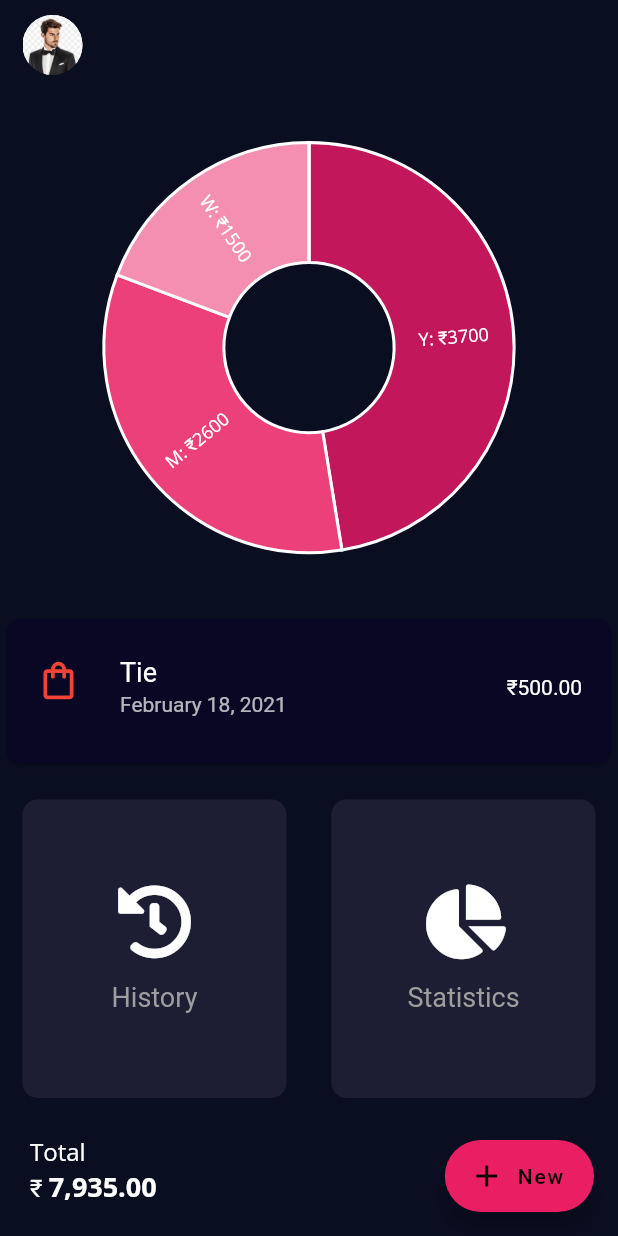
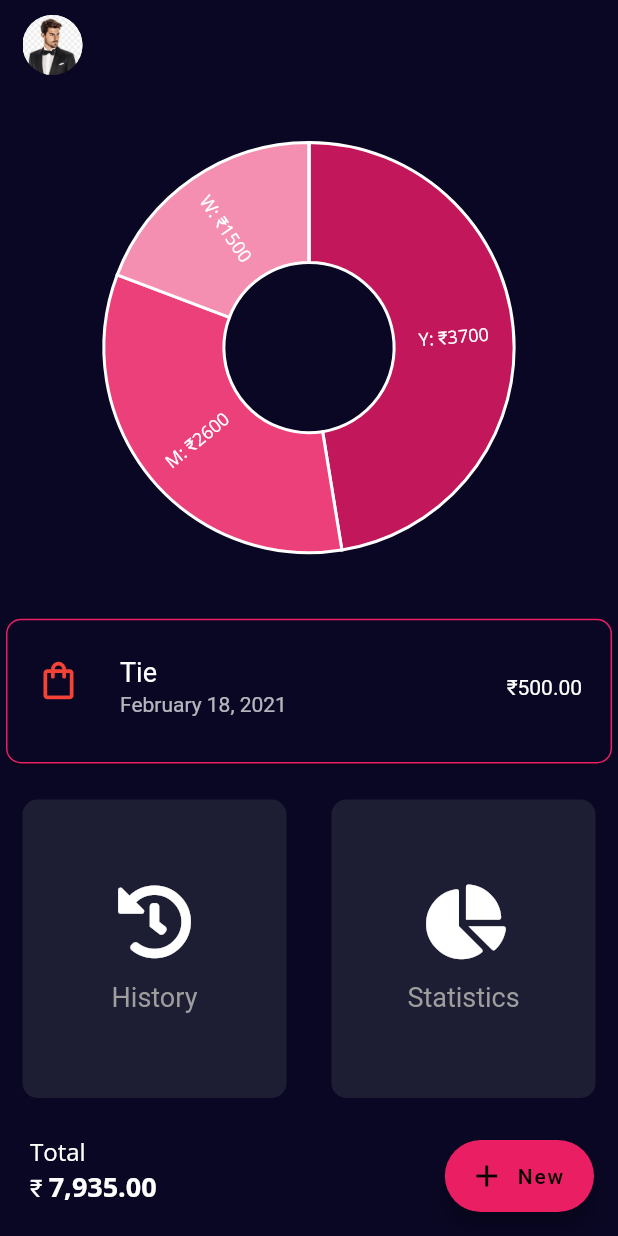
Before and after one commit to be-krishna/expensive, a Flutter app: the screen it shows after launch, on a phone screen of 412 x 824 dp. Run offline on Flutter 3.47's test engine with Material 2 defaults, Android fonts, the phone set to English and light mode, and no system bars; our stand-ins replace charts_flutter, font_awesome_flutter.

Commit message:
modified ui (touchup)

```diff
--- a/lib/main.dart
+++ b/lib/main.dart
@@ -17,7 +17,7 @@ class MyApp extends StatelessWidget {
         theme: ThemeData.dark().copyWith(
           primaryColor: Color(0xff0a0e21),
           accentColor: Colors.pink,
-          scaffoldBackgroundColor: Color(0xff0a0e21),
+          scaffoldBackgroundColor: Color(0xff090723),
         ),
       ),
     );
--- a/lib/widgets/list_item.dart
+++ b/lib/widgets/list_item.dart
@@ -69,7 +69,10 @@ class ListItem extends StatelessWidget {
     return Padding(
       padding: const EdgeInsets.symmetric(vertical: 5.0),
       child: Card(
-        shape: RoundedRectangleBorder(borderRadius: BorderRadius.circular(10)),
+        shape: RoundedRectangleBorder(
+          borderRadius: BorderRadius.circular(10),
+          side: BorderSide(color: Colors.pink),
+        ),
         color: Color(0xff090723),
         child: ListTile(
           leading: getIcon(category),
```
